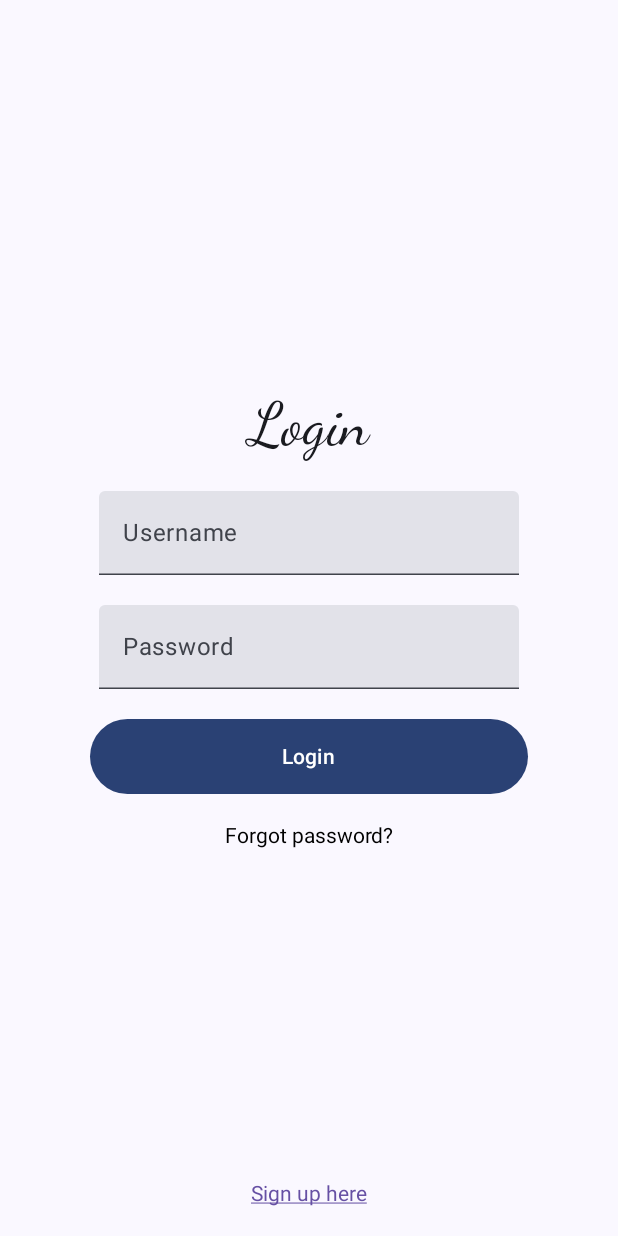
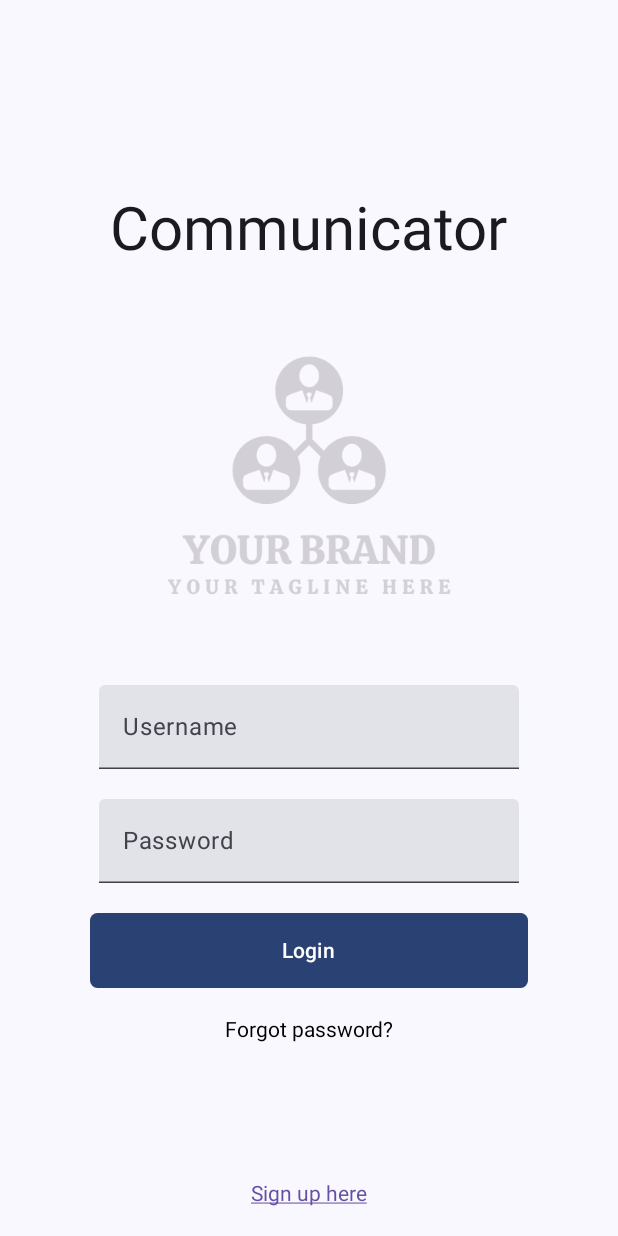
Before and after one commit to mobileartslab/ma-com-android, an Android app built with Jetpack Compose: the screen it shows after launch (MainActivity), on a phone screen of 412 x 824 dp. Run offline under Robolectric (Android 15) with nearby library versions, the phone set to English and light mode, and no system bars.

Commit message:
work on login screen

```diff
--- a/app/src/main/java/com/mobileartslab/ma_com_android/LoginScreen.kt
+++ b/app/src/main/java/com/mobileartslab/ma_com_android/LoginScreen.kt
@@ -1,17 +1,19 @@
 package com.mobileartslab.ma_com_android
 
+import androidx.compose.foundation.Image
 import androidx.compose.foundation.layout.*
 import androidx.compose.foundation.shape.RoundedCornerShape
 import androidx.compose.foundation.text.ClickableText
 import androidx.compose.foundation.text.KeyboardOptions
+import androidx.compose.material3.Button
 import androidx.compose.material3.Text
 import androidx.compose.material3.TextField
-import androidx.compose.material3.Button
 import androidx.compose.runtime.Composable
 import androidx.compose.runtime.mutableStateOf
 import androidx.compose.runtime.remember
 import androidx.compose.ui.Alignment
 import androidx.compose.ui.Modifier
+import androidx.compose.ui.res.painterResource
 import androidx.compose.ui.text.AnnotatedString
 import androidx.compose.ui.text.TextStyle
 import androidx.compose.ui.text.font.FontFamily
@@ -31,9 +33,7 @@ fun LoginScreen(navController: NavHostController) {
   Box(modifier = Modifier.fillMaxSize()) {
     ClickableText(
       text = AnnotatedString("Sign up here"),
-      modifier = Modifier
-        .align(Alignment.BottomCenter)
-        .padding(20.dp),
+      modifier = Modifier.align(Alignment.BottomCenter).padding(20.dp),
       onClick = { navController.navigate(Routes.SignUp.route) },
       style = TextStyle(
         fontSize = 14.sp,
@@ -52,9 +52,17 @@ fun LoginScreen(navController: NavHostController) {
     val username = remember { mutableStateOf(TextFieldValue()) }
     val password = remember { mutableStateOf(TextFieldValue()) }
 
-    Text(text = "Login", style = TextStyle(fontSize = 40.sp, fontFamily = FontFamily.Cursive))
+    Text(text = "Communicator", style = TextStyle(fontSize = 40.sp))
+    Spacer(modifier = Modifier.size(40.dp))
+    Image(
+      painter = painterResource(id = R.drawable.com_login),
+      contentDescription = "",
+      modifier = Modifier
+        .size(200.dp)
+        .padding(5.dp)
+    )
 
-    Spacer(modifier = Modifier.height(20.dp))
+    Spacer(modifier = Modifier.height(40.dp))
     TextField(
       label = { Text(text = "Username") },
       value = username.value,
@@ -72,10 +80,8 @@ fun LoginScreen(navController: NavHostController) {
     Box(modifier = Modifier.padding(40.dp, 0.dp, 40.dp, 0.dp)) {
       Button(
         onClick = { navController.navigate(Routes.Home.route) },
-        shape = RoundedCornerShape(50.dp),
-        modifier = Modifier
-          .fillMaxWidth()
-          .height(50.dp)
+        shape = RoundedCornerShape(5.dp),
+        modifier = Modifier.fillMaxWidth().height(50.dp)
       ) {
         Text(text = "Login")
       }
```
Also changed, not shown: app/src/main/res/drawable/com_login.png (added).
